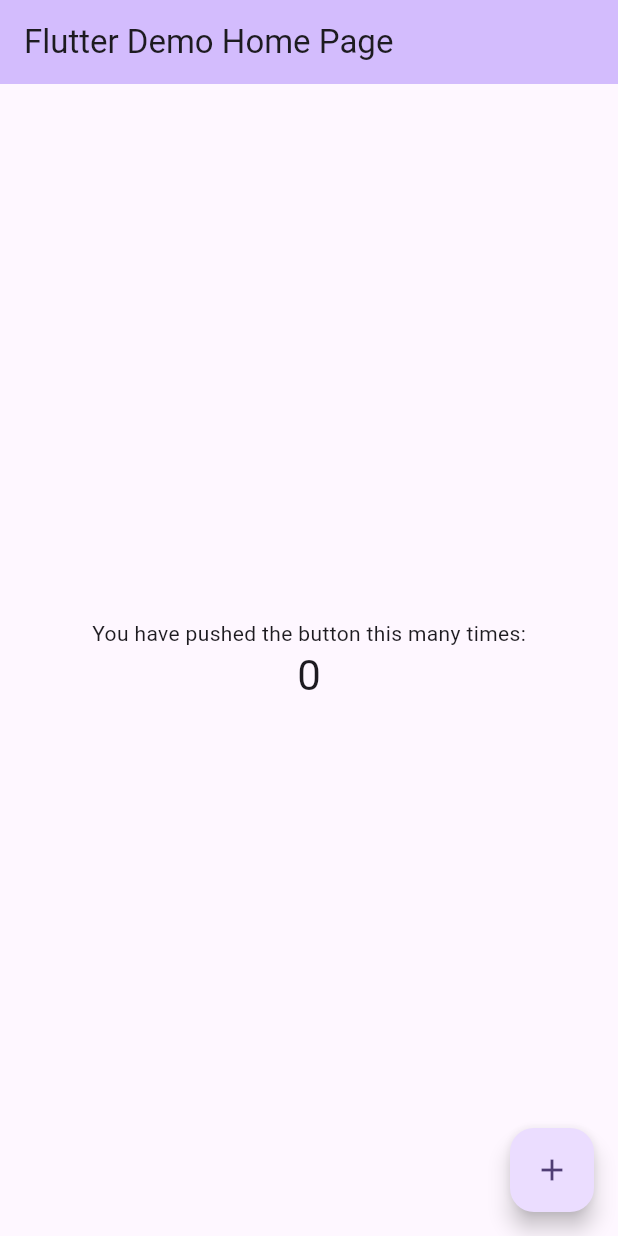
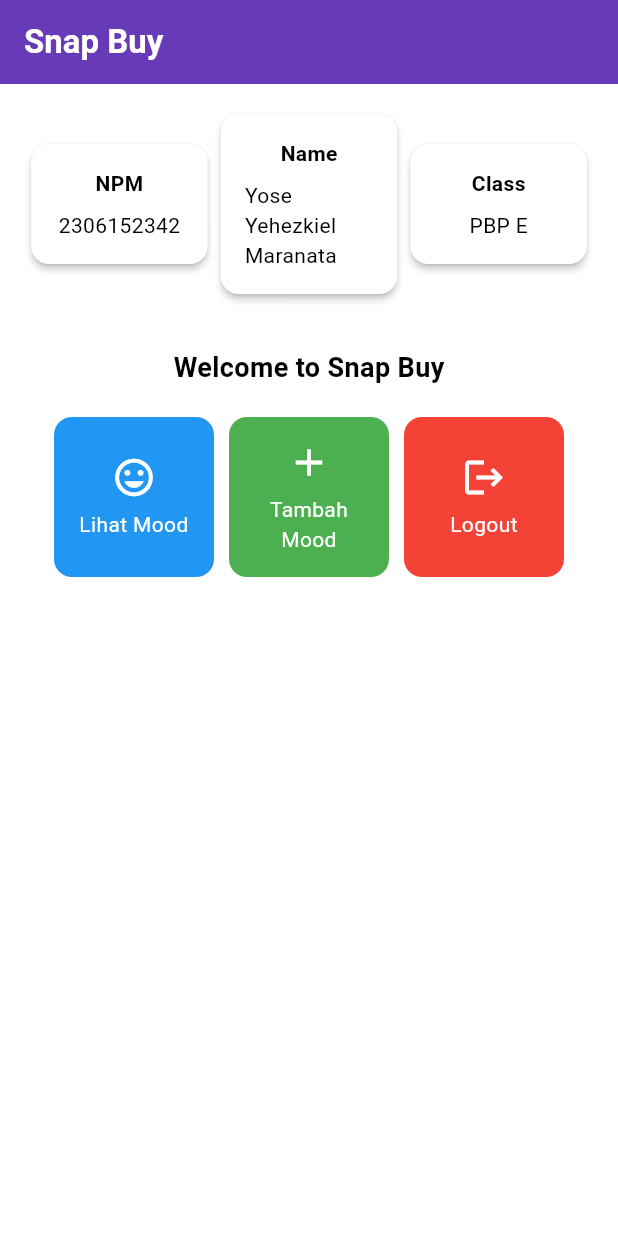
Before and after one commit to maskrio/snap_buy_mobile, a Flutter app: the screen it shows after launch, on a phone screen of 412 x 824 dp. Run offline on Flutter 3.47's test engine with Material 3 defaults, Android fonts, the phone set to English and light mode, and no system bars.

Commit message:
selesai tugas7

```diff
--- a/lib/main.dart
+++ b/lib/main.dart
@@ -1,4 +1,5 @@
 import 'package:flutter/material.dart';
+import 'package:snap_buy_mobile/menu.dart';
 
 void main() {
   runApp(const MyApp());
@@ -28,98 +29,12 @@
         //
         // This works for code too, not just values: Most code changes can be
         // tested with just a hot reload.
-        colorScheme: ColorScheme.fromSeed(seedColor: Colors.deepPurple),
+         colorScheme: ColorScheme.fromSwatch(
+       		primarySwatch: Colors.deepPurple,
+ 			).copyWith(secondary: Colors.deepPurple[400]),
         useMaterial3: true,
       ),
-      home: const MyHomePage(title: 'Flutter Demo Home Page'),
+      home: MyHomePage(),
     );
   }
 }
-
-class MyHomePage extends StatefulWidget {
-  const MyHomePage({super.key, required this.title});
-
-  // This widget is the home page of your application. It is stateful, meaning
-  // that it has a State object (defined below) that contains fields that affect
-  // how it looks.
-
-  // This class is the configuration for the state. It holds the values (in this
-  // case the title) provided by the parent (in this case the App widget) and
-  // used by the build method of the State. Fields in a Widget subclass are
-  // always marked "final".
-
-  final String title;
-
-  @override
-  State<MyHomePage> createState() => _MyHomePageState();
-}
-
-class _MyHomePageState extends State<MyHomePage> {
-  int _counter = 0;
-
-  void _incrementCounter() {
-    setState(() {
-      // This call to setState tells the Flutter framework that something has
-      // changed in this State, which causes it to rerun the build method below
-      // so that the display can reflect the updated values. If we changed
-      // _counter without calling setState(), then the build method would not be
-      // called again, and so nothing would appear to happen.
-      _counter++;
-    });
-  }
-
-  @override
-  Widget build(BuildContext context) {
-    // This method is rerun every time setState is called, for instance as done
-    // by the _incrementCounter method above.
-    //
-    // The Flutter framework has been optimized to make rerunning build methods
-    // fast, so that you can just rebuild anything that needs updating rather
-    // than having to individually change instances of widgets.
-    return Scaffold(
-      appBar: AppBar(
-        // TRY THIS: Try changing the color here to a specific color (to
-        // Colors.amber, perhaps?) and trigger a hot reload to see the AppBar
-        // change color while the other colors stay the same.
-        backgroundColor: Theme.of(context).colorScheme.inversePrimary,
-        // Here we take the value from the MyHomePage object that was created by
-        // the App.build method, and use it to set our appbar title.
-        title: Text(widget.title),
-      ),
-      body: Center(
-        // Center is a layout widget. It takes a single child and positions it
-        // in the middle of the parent.
-        child: Column(
-          // Column is also a layout widget. It takes a list of children and
-          // arranges them vertically. By default, it sizes itself to fit its
-          // children horizontally, and tries to be as tall as its parent.
-          //
-          // Column has various properties to control how it sizes itself and
-          // how it positions its children. Here we use mainAxisAlignment to
-          // center the children vertically; the main axis here is the vertical
-          // axis because Columns are vertical (the cross axis would be
-          // horizontal).
-          //
-          // TRY THIS: Invoke "debug painting" (choose the "Toggle Debug Paint"
-          // action in the IDE, or press "p" in the console), to see the
-          // wireframe for each widget.
-          mainAxisAlignment: MainAxisAlignment.center,
-          children: <Widget>[
-            const Text(
-              'You have pushed the button this many times:',
-            ),
-            Text(
-              '$_counter',
-              style: Theme.of(context).textTheme.headlineMedium,
-            ),
-          ],
-        ),
-      ),
-      floatingActionButton: FloatingActionButton(
-        onPressed: _incrementCounter,
-        tooltip: 'Increment',
-        child: const Icon(Icons.add),
-      ), // This trailing comma makes auto-formatting nicer for build methods.
-    );
-  }
-}
--- /dev/null
+++ b/lib/menu.dart
@@ -0,0 +1,189 @@
+import 'package:flutter/material.dart';
+
+class MyHomePage extends StatelessWidget  {
+
+	final String npm = '2306152342'; // NPM
+  final String name = 'Yose Yehezkiel Maranata'; // Nama
+  final String className = 'PBP E'; // Kelas
+	final List<ItemHomepage> items = [
+        ItemHomepage("Lihat Mood", Icons.mood, Colors.blue),
+    		ItemHomepage("Tambah Mood", Icons.add, Colors.green),
+    		ItemHomepage("Logout", Icons.logout, Colors.red),
+     ];
+
+	MyHomePage({super.key});
+
+  @override
+  Widget build(BuildContext context) {
+    // Scaffold menyediakan struktur dasar halaman dengan AppBar dan body.
+    return Scaffold(
+      // AppBar adalah bagian atas halaman yang menampilkan judul.
+      appBar: AppBar(
+        // Judul aplikasi "Snap Buy" dengan teks putih dan tebal.
+        title: const Text(
+          'Snap Buy',
+          style: TextStyle(
+            color: Colors.white,
+            fontWeight: FontWeight.bold,
+          ),
+        ),
+        // Warna latar belakang AppBar diambil dari skema warna tema aplikasi.
+        backgroundColor: Theme.of(context).colorScheme.primary,
+      ),
+      // Body halaman dengan padding di sekelilingnya.
+      body: Padding(
+        padding: const EdgeInsets.all(16.0),
+        // Menyusun widget secara vertikal dalam sebuah kolom.
+        child: Column(
+          crossAxisAlignment: CrossAxisAlignment.center,
+          children: [
+            // Row untuk menampilkan 3 InfoCard secara horizontal.
+            Row(
+              mainAxisAlignment: MainAxisAlignment.spaceEvenly,
+              children: [
+                InfoCard(title: 'NPM', content: npm),
+                InfoCard(title: 'Name', content: name),
+                InfoCard(title: 'Class', content: className),
+              ],
+            ),
+
+            // Memberikan jarak vertikal 16 unit.
+            const SizedBox(height: 16.0),
+
+            // Menempatkan widget berikutnya di tengah halaman.
+            Center(
+              child: Column(
+                // Menyusun teks dan grid item secara vertikal.
+
+                children: [
+                  // Menampilkan teks sambutan dengan gaya tebal dan ukuran 18.
+                  const Padding(
+                    padding: EdgeInsets.only(top: 16.0),
+                    child: Text(
+                      'Welcome to Snap Buy',
+                      style: TextStyle(
+                        fontWeight: FontWeight.bold,
+                        fontSize: 18.0,
+                      ),
+                    ),
+                  ),
+
+                  // Grid untuk menampilkan ItemCard dalam bentuk grid 3 kolom.
+                  GridView.count(
+                    primary: true,
+                    padding: const EdgeInsets.all(20),
+                    crossAxisSpacing: 10,
+                    mainAxisSpacing: 10,
+                    crossAxisCount: 3,
+                    // Agar grid menyesuaikan tinggi kontennya.
+                    shrinkWrap: true,
+
+                    // Menampilkan ItemCard untuk setiap item dalam list items.
+                    children: items.map((ItemHomepage item) {
+                      return ItemCard(item);
+                    }).toList(),
+                  ),
+                ],
+              ),
+            ),
+          ],
+        ),
+      ),
+    );
+  }
+}
+
+class ItemCard extends StatelessWidget {
+  // Menampilkan kartu dengan ikon dan nama.
+
+  final ItemHomepage item;
+
+  const ItemCard(this.item, {super.key});
+
+  @override
+  Widget build(BuildContext context) {
+    return Material(
+      // Menentukan warna latar belakang dari tema aplikasi.
+      color: item.color,
+      // Membuat sudut kartu melengkung.
+      borderRadius: BorderRadius.circular(12),
+
+      child: InkWell(
+        // Aksi ketika kartu ditekan.
+        onTap: () {
+          // Menampilkan pesan SnackBar saat kartu ditekan.
+          ScaffoldMessenger.of(context)
+            ..hideCurrentSnackBar()
+            ..showSnackBar(
+              SnackBar(content: Text("Kamu telah menekan tombol ${item.name}!"))
+            );
+        },
+        // Container untuk menyimpan Icon dan Text
+        child: Container(
+          padding: const EdgeInsets.all(8),
+          child: Center(
+            child: Column(
+              // Menyusun ikon dan teks di tengah kartu.
+              mainAxisAlignment: MainAxisAlignment.center,
+              children: [
+                Icon(
+                  item.icon,
+                  color: Colors.white,
+                  size: 30.0,
+                ),
+                const Padding(padding: EdgeInsets.all(3)),
+                Text(
+                  item.name,
+                  textAlign: TextAlign.center,
+                  style: const TextStyle(color: Colors.white),
+                ),
+              ],
+            ),
+          ),
+        ),
+      ),
+    );
+  }
+
+}
+
+class ItemHomepage {
+  final String name;
+  final IconData icon;
+  final Color color;
+
+  ItemHomepage(this.name, this.icon, this.color);
+}
+
+class InfoCard extends StatelessWidget {
+  // Kartu informasi yang menampilkan title dan content.
+
+  final String title;  // Judul kartu.
+  final String content;  // Isi kartu.
+
+  const InfoCard({super.key, required this.title, required this.content});
+
+  @override
+  Widget build(BuildContext context) {
+    return Card(
+      // Membuat kotak kartu dengan bayangan dibawahnya.
+      elevation: 2.0,
+      child: Container(
+        // Mengatur ukuran dan jarak di dalam kartu.
+        width: MediaQuery.of(context).size.width / 3.5, // menyesuaikan dengan lebar device yang digunakan.
+        padding: const EdgeInsets.all(16.0),
+        // Menyusun title dan content secara vertikal.
+        child: Column(
+          children: [
+            Text(
+              title,
+              style: const TextStyle(fontWeight: FontWeight.bold),
+            ),
+            const SizedBox(height: 8.0),
+            Text(content),
+          ],
+        ),
+      ),
+    );
+  }
+}
```
Also changed, not shown: 1 other file.
